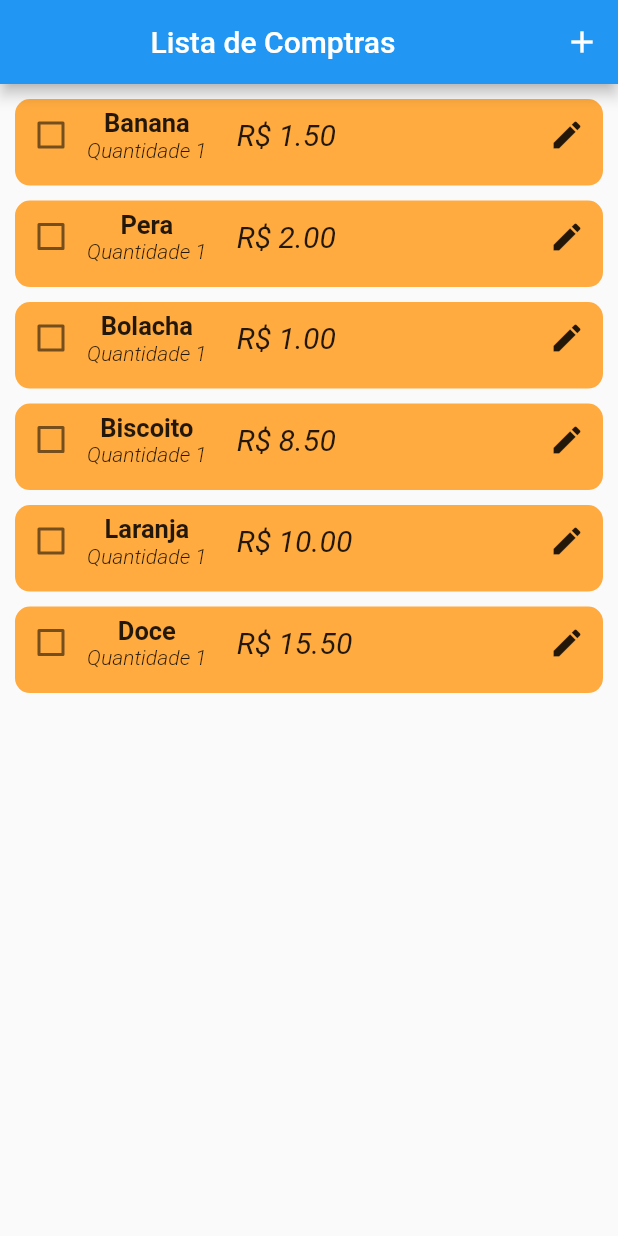
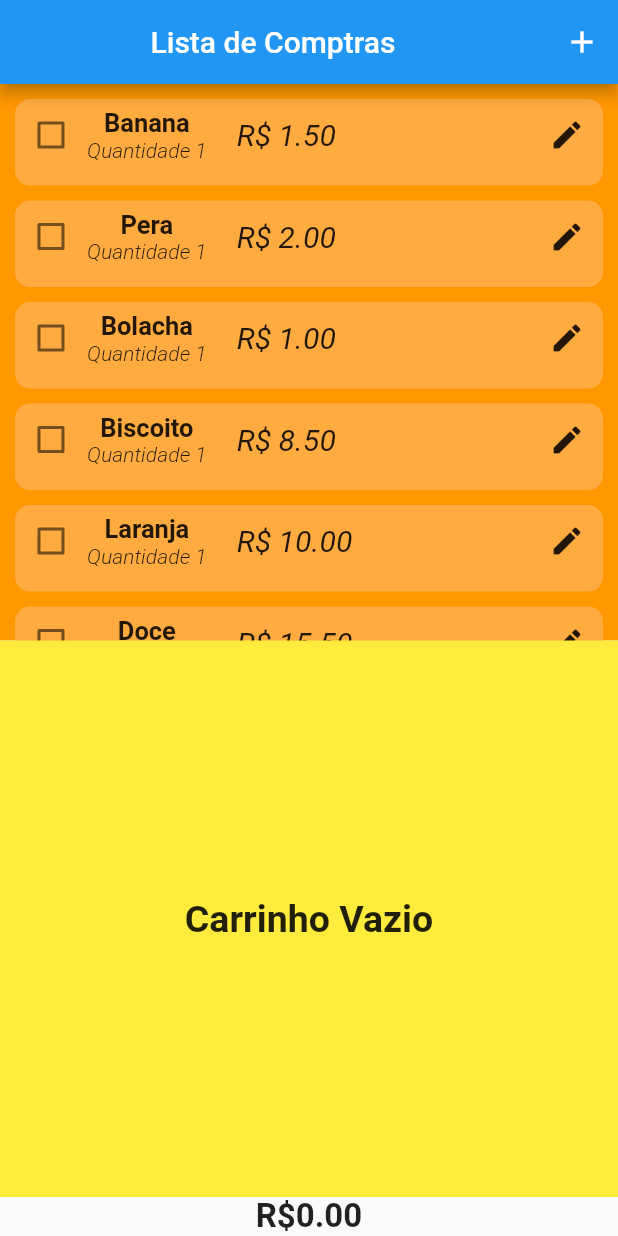
Before and after one commit to bispoalef/App_lista_de_compras, a Flutter app: the screen it shows after launch, on a phone screen of 412 x 824 dp. Run offline on Flutter 3.47's test engine with Material 2 defaults, Android fonts, the phone set to English and light mode, and no system bars.

Commit message:
exibição de lista de Carrinho

```diff
--- a/lib/models/lista_produtos.dart
+++ b/lib/models/lista_produtos.dart
@@ -5,9 +5,19 @@ import '../data/lista_mocada.dart';
 
 class ListaDeProdutos extends ChangeNotifier {
   final List<Produto> _list = listaMocada;
-  final List<Produto> carrinho = [];
+  final List<Produto> _carrinho = [];
 
+  List<Produto> get getCarrinho => [..._carrinho];
   List<Produto> get getLista => [..._list];
+
+  double valorTotalCarrinho() {
+    double total = 0;
+    for (var produto in _carrinho) {
+      total += produto.preco * produto.quantidade;
+    }
+    notifyListeners();
+    return total;
+  }
 
   void adicionarProduto(Produto produto) {
     _list.add(produto);
@@ -25,7 +35,7 @@ class ListaDeProdutos extends ChangeNotifier {
   }
 
   void removerProduto(Produto produto) {
-    carrinho.add(produto);
+    _carrinho.add(produto);
     _list.remove(produto);
     notifyListeners();
   }
--- a/lib/view/home_page.dart
+++ b/lib/view/home_page.dart
@@ -1,6 +1,7 @@
 import 'package:flutter/material.dart';
 import 'package:lista_compras/components/home_page_components/item_da_lista.dart';
 import 'package:lista_compras/models/lista_produtos.dart';
+import 'package:lista_compras/models/produto.dart';
 import 'package:provider/provider.dart';
 
 import '../components/home_page_components/novo_produto_dialog.dart';
@@ -20,6 +21,8 @@ class _HomePageState extends State<HomePage> {
     lista = Provider.of<ListaDeProdutos>(context);
     var size = MediaQuery.of(context).size;
 
+    List<Produto> carrinho = lista.getCarrinho;
+
     return Scaffold(
       appBar: AppBar(
           title: const Center(child: Text('Lista de Comptras')),
@@ -30,17 +33,22 @@ class _HomePageState extends State<HomePage> {
                 },
                 icon: const Icon(Icons.add))
           ]),
-      body: ReorderableListView.builder(
+      body: Column(
+        children: [
+          Flexible(
+            child: Container(
+              color: Colors.orange,
+              child: ReorderableListView.builder(
                 onReorder: (oldIndex, newIndex) => setState(
                   () {
-            final index = newIndex > oldIndex ? newIndex -= 1 : newIndex;
+                    final index =
+                        newIndex > oldIndex ? newIndex -= 1 : newIndex;
                     final prod = lista.getLista[oldIndex];
 
                     lista.removerNoIndex(oldIndex);
                     lista.inserirNoIndex(index, prod);
                   },
                 ),
-        // separatorBuilder: (_, __) => const
                 itemCount: lista.getLista.length,
                 itemBuilder: ((context, index) => ItemDaLista(
                       key: ValueKey(lista.getLista[index]),
@@ -48,6 +56,34 @@ class _HomePageState extends State<HomePage> {
                       produto: lista.getLista[index],
                     )),
               ),
+            ),
+          ),
+          Flexible(
+            child: Container(
+              color: Colors.yellow,
+              child: carrinho.isEmpty
+                  ? const Center(
+                      child: Text(
+                      'Carrinho Vazio',
+                      style: TextStyle(
+                        fontSize: 25,
+                        fontWeight: FontWeight.bold,
+                      ),
+                    ))
+                  : ListView.builder(
+                      itemCount: carrinho.length,
+                      itemBuilder: (context, index) =>
+                          ItemDaLista(list: lista, produto: carrinho[index]),
+                    ),
+            ),
+          ),
+          Text('R\$${lista.valorTotalCarrinho().toStringAsFixed(2)}',
+              style: const TextStyle(
+                fontSize: 22,
+                fontWeight: FontWeight.bold,
+              )),
+        ],
+      ),
     );
   }
 }
```
Lines whose indentation alone changed are shown as unchanged.
